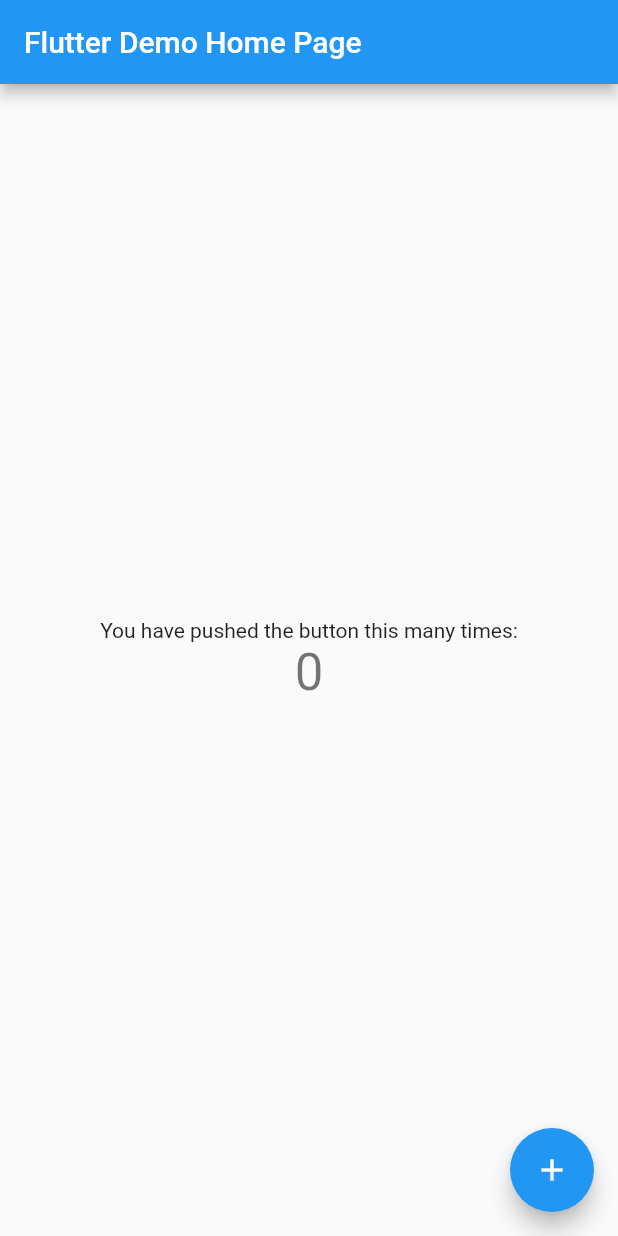
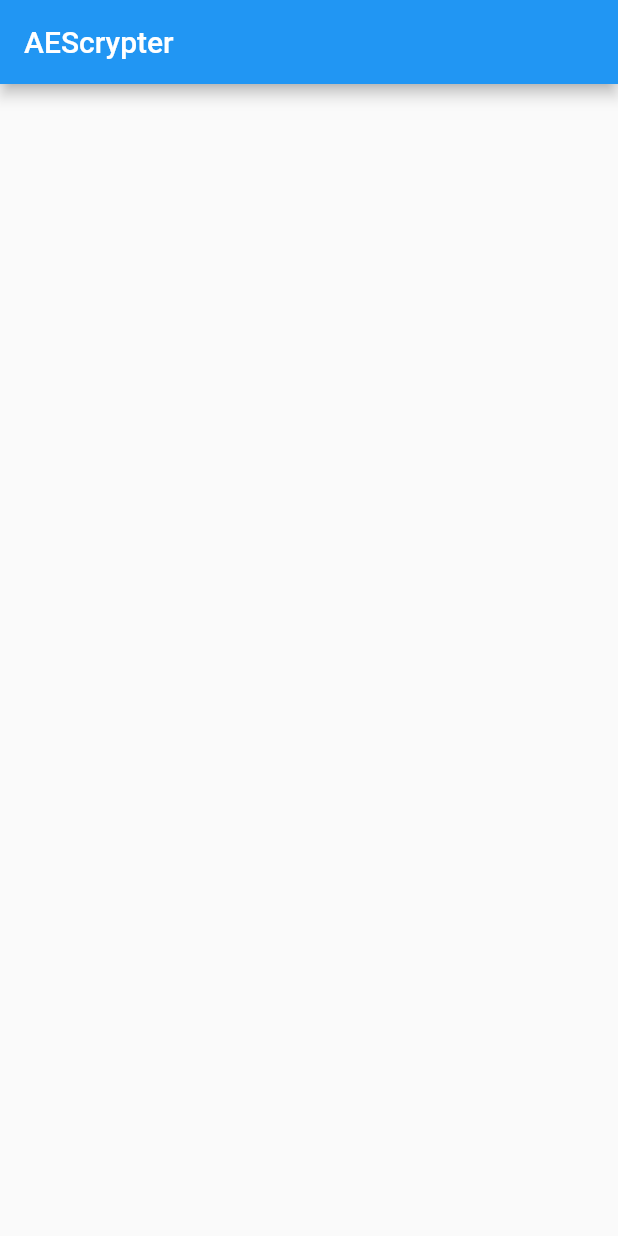
Before and after one commit to anantcodes/AEScrypter, a Flutter app: the screen it shows after launch, on a phone screen of 412 x 824 dp. Run offline on Flutter 3.47's test engine with Material 2 defaults, Android fonts, the phone set to English and light mode, and no system bars.

Commit message:
:tada: home page added

```diff
--- /dev/null
+++ b/lib/home.dart
@@ -0,0 +1,15 @@
+import 'package:flutter/material.dart';
+
+class Home extends StatefulWidget {
+  @override
+  _HomeState createState() => _HomeState();
+}
+
+class _HomeState extends State<Home> {
+  @override
+  Widget build(BuildContext context) {
+    return Scaffold(
+      appBar: AppBar(title: Text("AEScrypter")),
+    );
+  }
+}
--- a/lib/main.dart
+++ b/lib/main.dart
@@ -1,113 +1,19 @@
 import 'package:flutter/material.dart';
+
+import 'home.dart';
 
 void main() {
   runApp(MyApp());
 }
 
 class MyApp extends StatelessWidget {
-  // This widget is the root of your application.
   @override
   Widget build(BuildContext context) {
     return MaterialApp(
-      title: 'Flutter Demo',
-      theme: ThemeData(
-        // This is the theme of your application.
-        //
-        // Try running your application with "flutter run". You'll see the
-        // application has a blue toolbar. Then, without quitting the app, try
-        // changing the primarySwatch below to Colors.green and then invoke
-        // "hot reload" (press "r" in the console where you ran "flutter run",
-        // or simply save your changes to "hot reload" in a Flutter IDE).
-        // Notice that the counter didn't reset back to zero; the application
-        // is not restarted.
-        primarySwatch: Colors.blue,
-      ),
-      home: MyHomePage(title: 'Flutter Demo Home Page'),
+      initialRoute: '/home',
+      routes: {
+        '/home':(context) => Home(),
+      },
     );
   }
 }
-
-class MyHomePage extends StatefulWidget {
-  MyHomePage({Key key, this.title}) : super(key: key);
-
-  // This widget is the home page of your application. It is stateful, meaning
-  // that it has a State object (defined below) that contains fields that affect
-  // how it looks.
-
-  // This class is the configuration for the state. It holds the values (in this
-  // case the title) provided by the parent (in this case the App widget) and
-  // used by the build method of the State. Fields in a Widget subclass are
-  // always marked "final".
-
-  final String title;
-
-  @override
-  _MyHomePageState createState() => _MyHomePageState();
-}
-
-class _MyHomePageState extends State<MyHomePage> {
-  int _counter = 0;
-
-  void _incrementCounter() {
-    setState(() {
-      // This call to setState tells the Flutter framework that something has
-      // changed in this State, which causes it to rerun the build method below
-      // so that the display can reflect the updated values. If we changed
-      // _counter without calling setState(), then the build method would not be
-      // called again, and so nothing would appear to happen.
-      _counter++;
-    });
-  }
-
-  @override
-  Widget build(BuildContext context) {
-    // This method is rerun every time setState is called, for instance as done
-    // by the _incrementCounter method above.
-    //
-    // The Flutter framework has been optimized to make rerunning build methods
-    // fast, so that you can just rebuild anything that needs updating rather
-    // than having to individually change instances of widgets.
-    return Scaffold(
-      appBar: AppBar(
-        // Here we take the value from the MyHomePage object that was created by
-        // the App.build method, and use it to set our appbar title.
-        title: Text(widget.title),
-      ),
-      body: Center(
-        // Center is a layout widget. It takes a single child and positions it
-        // in the middle of the parent.
-        child: Column(
-          // Column is also a layout widget. It takes a list of children and
-          // arranges them vertically. By default, it sizes itself to fit its
-          // children horizontally, and tries to be as tall as its parent.
-          //
-          // Invoke "debug painting" (press "p" in the console, choose the
-          // "Toggle Debug Paint" action from the Flutter Inspector in Android
-          // Studio, or the "Toggle Debug Paint" command in Visual Studio Code)
-          // to see the wireframe for each widget.
-          //
-          // Column has various properties to control how it sizes itself and
-          // how it positions its children. Here we use mainAxisAlignment to
-          // center the children vertically; the main axis here is the vertical
-          // axis because Columns are vertical (the cross axis would be
-          // horizontal).
-          mainAxisAlignment: MainAxisAlignment.center,
-          children: <Widget>[
-            Text(
-              'You have pushed the button this many times:',
-            ),
-            Text(
-              '$_counter',
-              style: Theme.of(context).textTheme.headline4,
-            ),
-          ],
-        ),
-      ),
-      floatingActionButton: FloatingActionButton(
-        onPressed: _incrementCounter,
-        tooltip: 'Increment',
-        child: Icon(Icons.add),
-      ), // This trailing comma makes auto-formatting nicer for build methods.
-    );
-  }
-}
```
